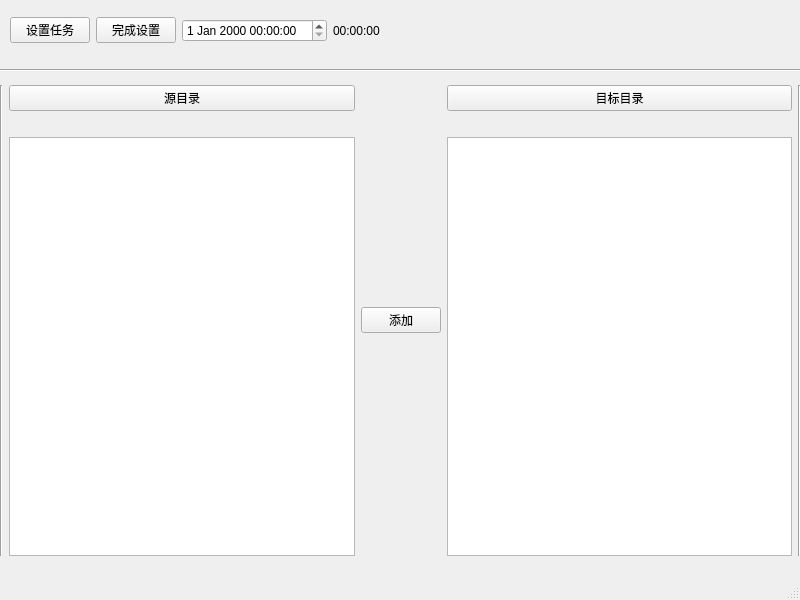
First picture: the form in python/test_gui/MyWindow.ui, repository jinzekid/codehub, before the edit.
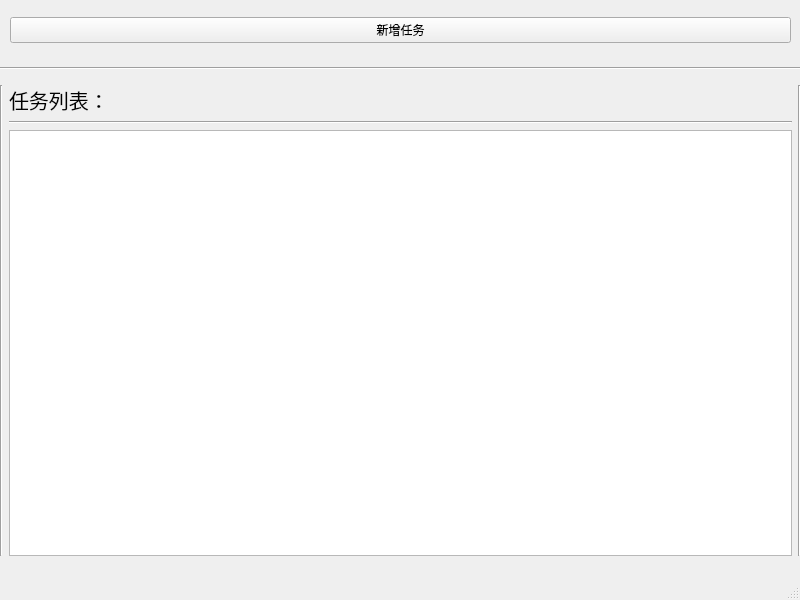
Second picture: the form after the edit.

Commit message: python代码更新:STM(定时任务管理器)

What changed in the file:
```diff
--- a/python/test_gui/MyWindow.ui
+++ b/python/test_gui/MyWindow.ui
@@ -32,7 +32,7 @@
       <x>0</x>
       <y>60</y>
       <width>801</width>
-      <height>20</height>
+      <height>16</height>
      </rect>
     </property>
     <property name="orientation">
@@ -58,55 +58,34 @@
      </item>
      <item>
       <layout class="QGridLayout" name="gridLayout">
-       <item row="2" column="0">
-        <widget class="QLabel" name="labFromPath">
-         <property name="text">
-          <string/>
-         </property>
-        </widget>
-       </item>
-       <item row="3" column="0">
+       <item row="2" column="0" rowspan="2">
         <widget class="QListWidget" name="ListOfSourceFiles"/>
        </item>
-       <item row="1" column="0">
-        <widget class="QPushButton" name="btnChooseFromPath">
-         <property name="text">
-          <string>源目录</string>
-         </property>
-        </widget>
-       </item>
-      </layout>
-     </item>
-     <item>
-      <layout class="QVBoxLayout" name="verticalLayout">
-       <item>
-        <widget class="QPushButton" name="BtnAddFiles">
-         <property name="text">
-          <string>添加</string>
-         </property>
-        </widget>
-       </item>
-      </layout>
-     </item>
-     <item>
-      <layout class="QGridLayout" name="gridLayout_2">
        <item row="0" column="0">
-        <widget class="QPushButton" name="btnChooseToPath">
+        <widget class="QLabel" name="label">
+         <property name="sizePolicy">
+          <sizepolicy hsizetype="Fixed" vsizetype="Fixed">
+           <horstretch>0</horstretch>
+           <verstretch>0</verstretch>
+          </sizepolicy>
+         </property>
+         <property name="font">
+          <font>
+           <pointsize>15</pointsize>
+          </font>
+         </property>
          <property name="text">
-          <string>目标目录</string>
+          <string>任务列表：</string>
          </property>
         </widget>
        </item>
        <item row="1" column="0">
-        <widget class="QLabel" name="labToPath">
-         <property name="text">
-          <string/>
+        <widget class="Line" name="line_4">
+         <property name="orientation">
+          <enum>Qt::Horizontal</enum>
          </property>
         </widget>
        </item>
-       <item row="2" column="0">
-        <widget class="QListWidget" name="ListOfDestinationFiles"/>
-       </item>
       </layout>
      </item>
      <item>
@@ -132,45 +111,18 @@
     </property>
     <layout class="QHBoxLayout" name="horizontalLayout_2">
      <item>
-      <widget class="QPushButton" name="btnSetTask">
-       <property name="text">
-        <string>设置任务</string>
+      <widget class="QPushButton" name="btnAddNewTask">
+       <property name="sizePolicy">
+        <sizepolicy hsizetype="Preferred" vsizetype="Fixed">
+         <horstretch>0</horstretch>
+         <verstretch>0</verstretch>
+        </sizepolicy>
        </property>
-      </widget>
-     </item>
-     <item>
-      <widget class="QPushButton" name="btnFinishSet">
        <property name="text">
-        <string>完成设置</string>
+        <string>新增任务</string>
        </property>
       </widget>
      </item>
-     <item>
-      <widget class="QDateTimeEdit" name="dateObj"/>
-     </item>
-     <item>
-      <widget class="QLabel" name="labCntTime">
-       <property name="text">
-        <string>00:00:00</string>
-       </property>
-      </widget>
-     </item>
-     <item>
-      <spacer name="horizontalSpacer_3">
-       <property name="orientation">
-        <enum>Qt::Horizontal</enum>
-       </property>
-       <property name="sizeType">
-        <enum>QSizePolicy::MinimumExpanding</enum>
-       </property>
-       <property name="sizeHint" stdset="0">
-        <size>
-         <width>40</width>
-         <height>20</height>
-        </size>
-       </property>
-      </spacer>
-     </item>
     </layout>
    </widget>
   </widget>
```
Left out of the diff: 3 changed lines with no effect on the pictures. The commit also changes 11 other files.
